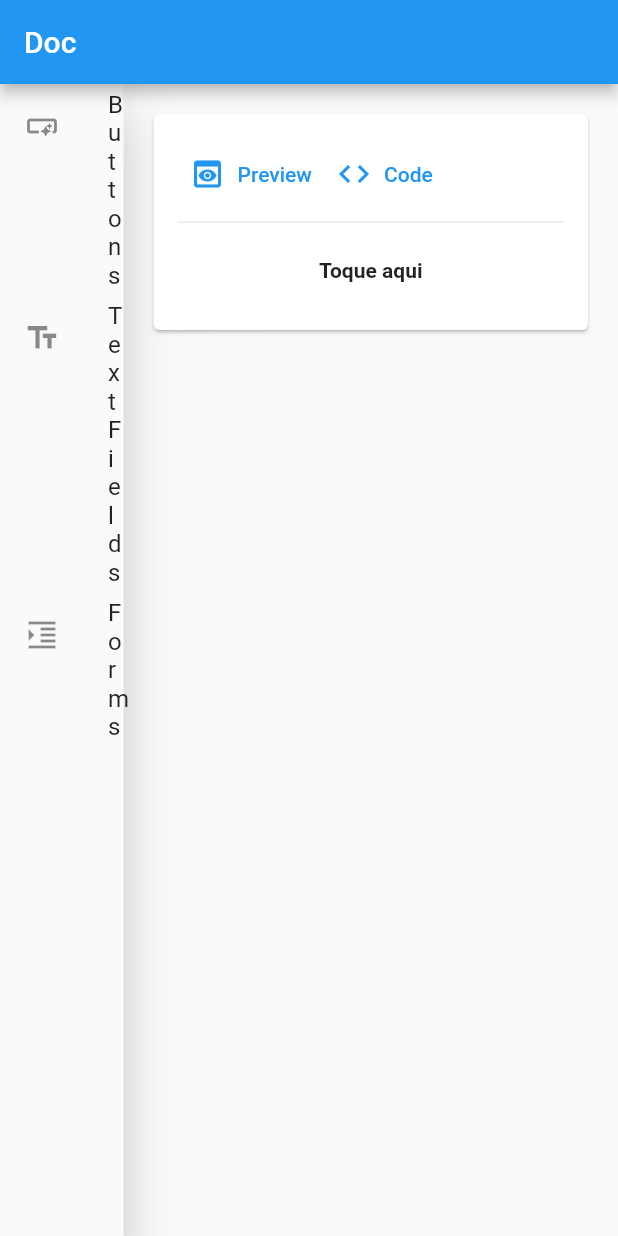
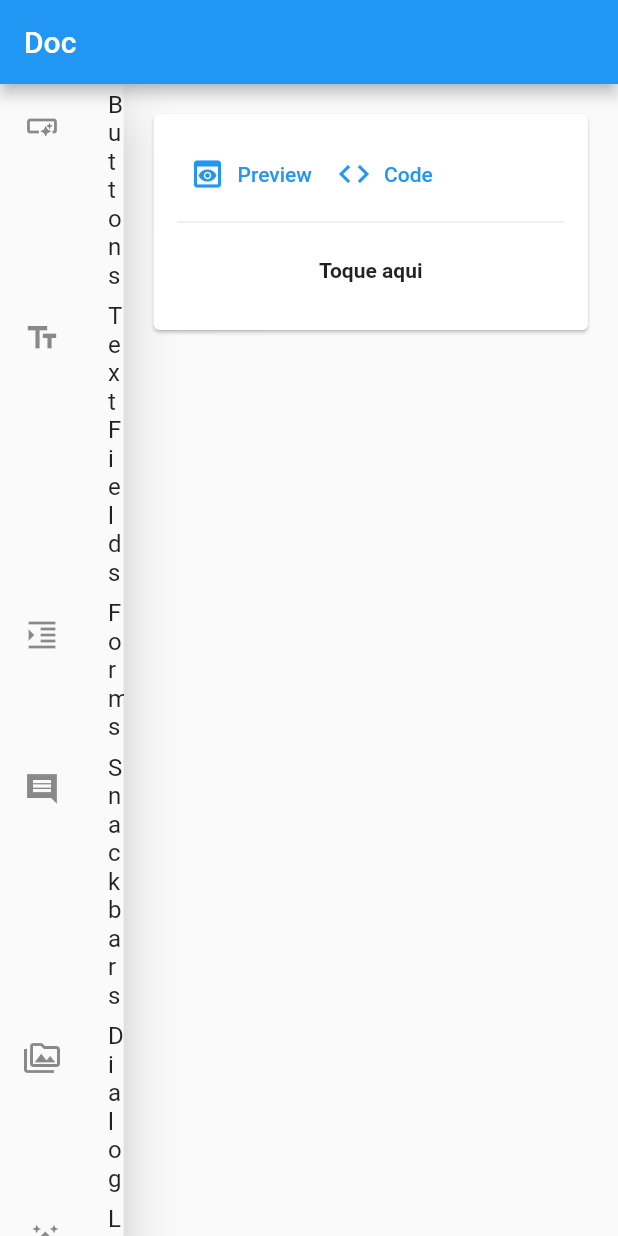
Before and after one commit to talisonfc/fotonica_ui_components, a Flutter app: the screen it shows after launch, on a phone screen of 412 x 824 dp. Run offline on Flutter 3.47's test engine with Material 2 defaults, Android fonts, the phone set to English and light mode, and no system bars; our stand-ins replace camera, dio, flutter_colorpicker, font_awesome_flutter, image_cropper, image_picker; missing offline and left inert: analyzer, build, source_gen.

Commit message:
Adicionar examples de snackbar, dialog e address

```diff
--- a/example/lib/home.dart
+++ b/example/lib/home.dart
@@ -1,6 +1,10 @@
 import 'package:example/doc_item.dart';
+import 'package:example/examples/address_examples.dart';
+import 'package:example/examples/auth_examples.dart';
 import 'package:example/examples/buttons_examples.dart';
+import 'package:example/examples/dialog_examples.dart';
 import 'package:example/examples/form_examples.dart';
+import 'package:example/examples/snackbar_examples.dart';
 import 'package:example/examples/text_field_examples.dart';
 import 'package:example/playground.dart';
 import 'package:flutter/material.dart';
@@ -26,7 +30,23 @@ class HomeState extends State<Home> {
     DocItem(
         icon: Icon(Icons.format_indent_increase_sharp),
         name: "Forms",
-        example: FormExamples())
+        example: FormExamples()),
+    DocItem(
+        icon: Icon(Icons.comment_sharp),
+        name: "Snackbars",
+        example: SnackbarExamples()),
+    DocItem(
+        icon: Icon(Icons.perm_media_outlined),
+        name: "Dialog",
+        example: DialogExamples()),
+    DocItem(
+        icon: Icon(Icons.auto_fix_high_sharp),
+        name: "Login",
+        example: AuthExamples()),
+    DocItem(
+        icon: Icon(Icons.location_on_outlined),
+        name: "Address",
+        example: AddressExamples())
   ];
 
   late DocItem currentDocItem;
```
Also changed, not shown: example/lib/examples/address_examples.dart (added, +30 -0 lines), example/lib/examples/auth_examples.dart (added, +56 -0 lines), example/lib/examples/dialog_examples.dart (added, +36 -0 lines), example/lib/examples/snackbar_examples.dart (added, +43 -0 lines), example/lib/examples/address_examples.g.dart (added), example/lib/examples/auth_examples.g.dart (added), example/lib/examples/dialog_examples.g.dart (added), example/lib/examples/snackbar_examples.g.dart (added).
